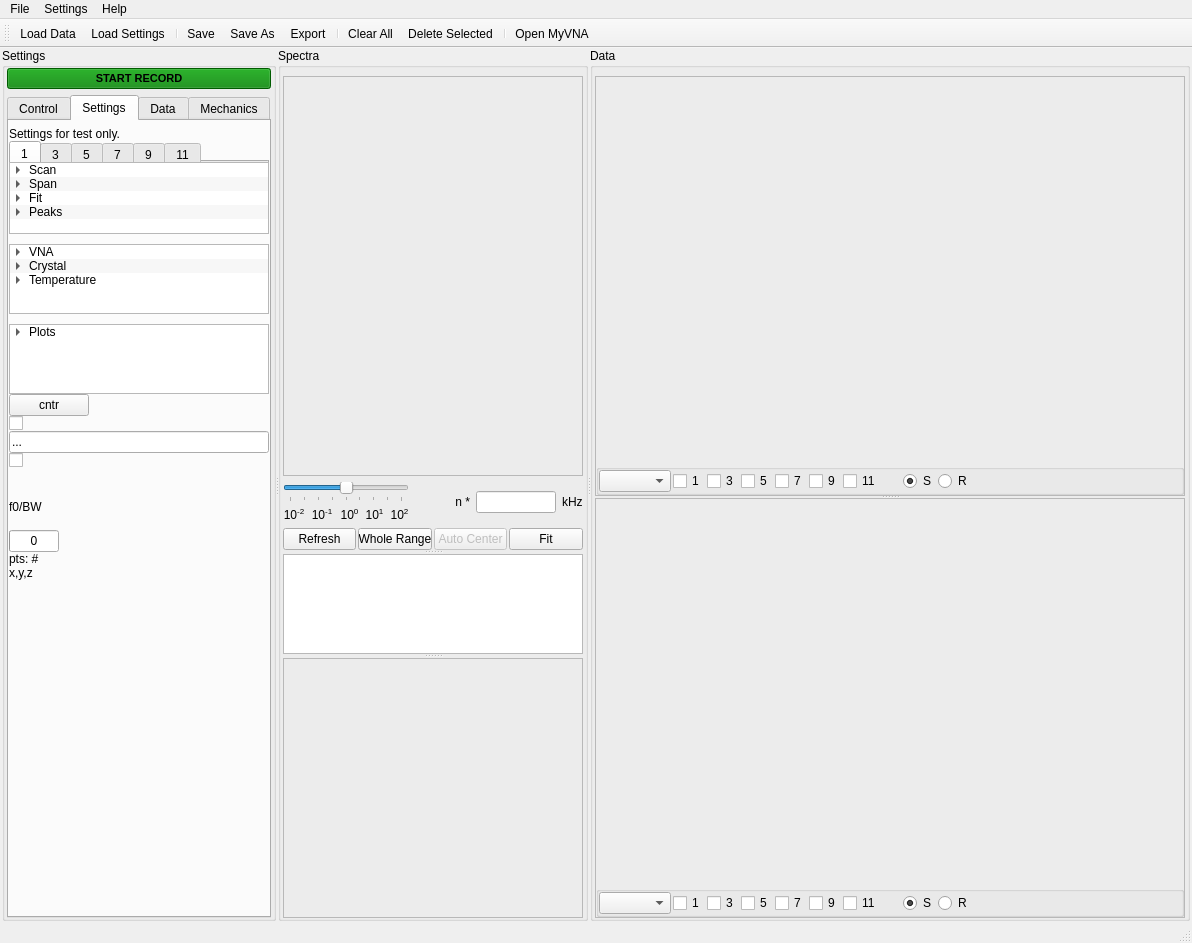
shullgroup/rheoQCM, file QCM_GUI_test6.ui: the form before one commit.
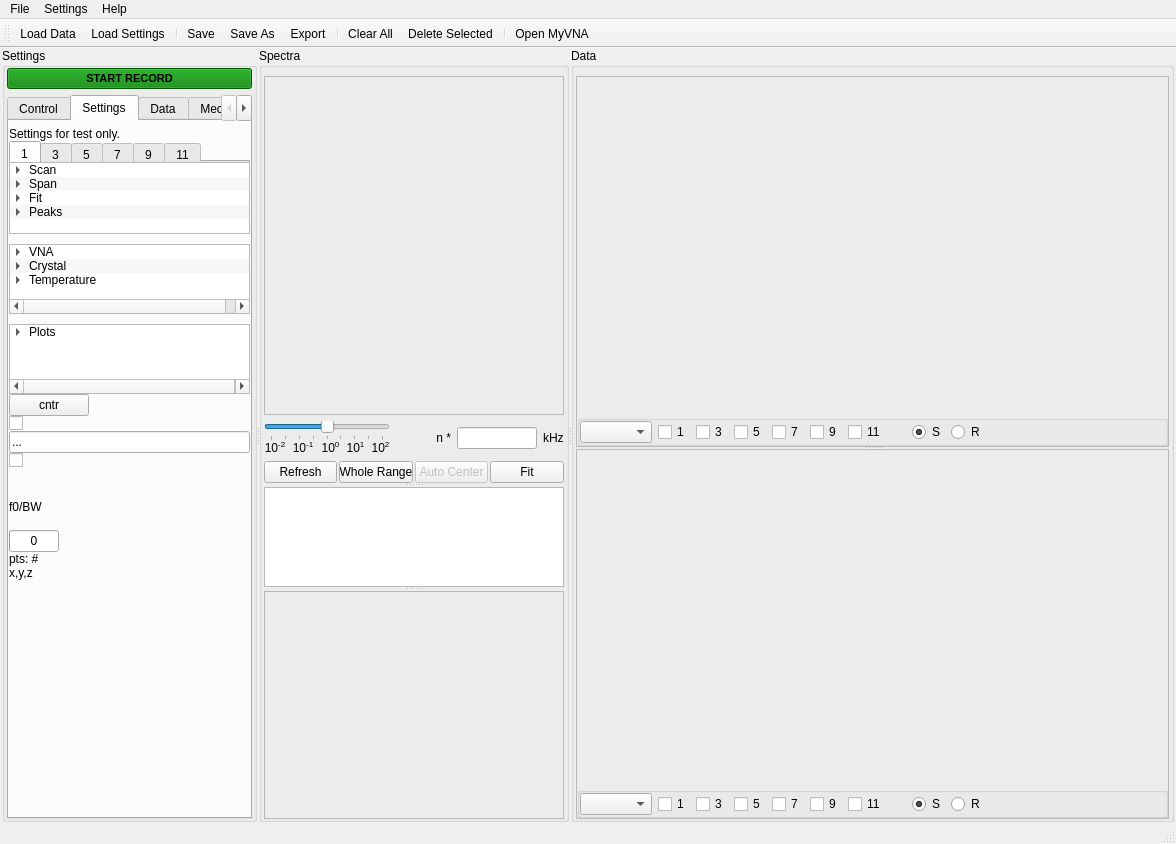
The form after the commit. The open tabs and pages were chosen to show the change. Icons and pictures are not drawn.

Diff of the .ui file:
```diff
--- a/QCM_GUI_test6.ui
+++ b/QCM_GUI_test6.ui
@@ -6,8 +6,8 @@
    <rect>
     <x>0</x>
     <y>0</y>
-    <width>1192</width>
-    <height>943</height>
+    <width>1176</width>
+    <height>822</height>
    </rect>
   </property>
   <property name="sizePolicy">
@@ -4548,6 +4548,9 @@
                   </property>
                   <item>
                    <layout class="QVBoxLayout" name="verticalLayout_43">
+                    <property name="spacing">
+                     <number>0</number>
+                    </property>
                     <item>
                      <widget class="QSlider" name="horizontalSlider_spectra_fit_spanctrl">
                       <property name="sizePolicy">
@@ -5448,7 +5451,7 @@
                     </property>
                     <layout class="QHBoxLayout" name="horizontalLayout_2">
                      <property name="spacing">
-                      <number>2</number>
+                      <number>6</number>
                      </property>
                      <property name="leftMargin">
                       <number>0</number>
@@ -5630,7 +5633,7 @@
                     </property>
                     <layout class="QHBoxLayout" name="horizontalLayout_3">
                      <property name="spacing">
-                      <number>2</number>
+                      <number>6</number>
                      </property>
                      <property name="leftMargin">
                       <number>0</number>
@@ -5792,7 +5795,7 @@
     <rect>
      <x>0</x>
      <y>0</y>
-     <width>1192</width>
+     <width>1176</width>
      <height>21</height>
     </rect>
    </property>
```
Left out of the diff: 4 changed lines with no effect on the pictures.
